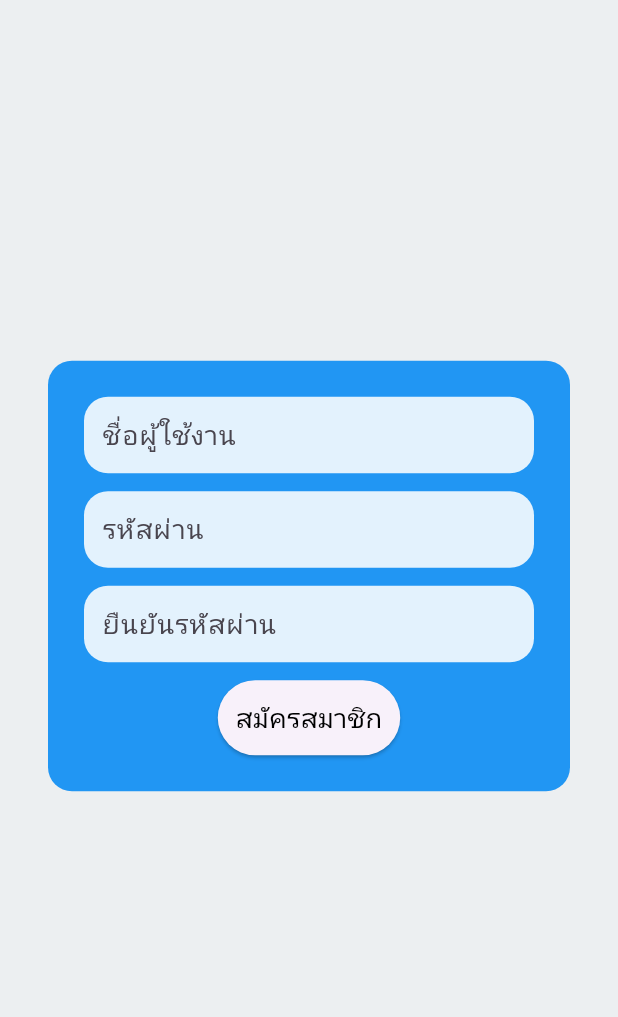
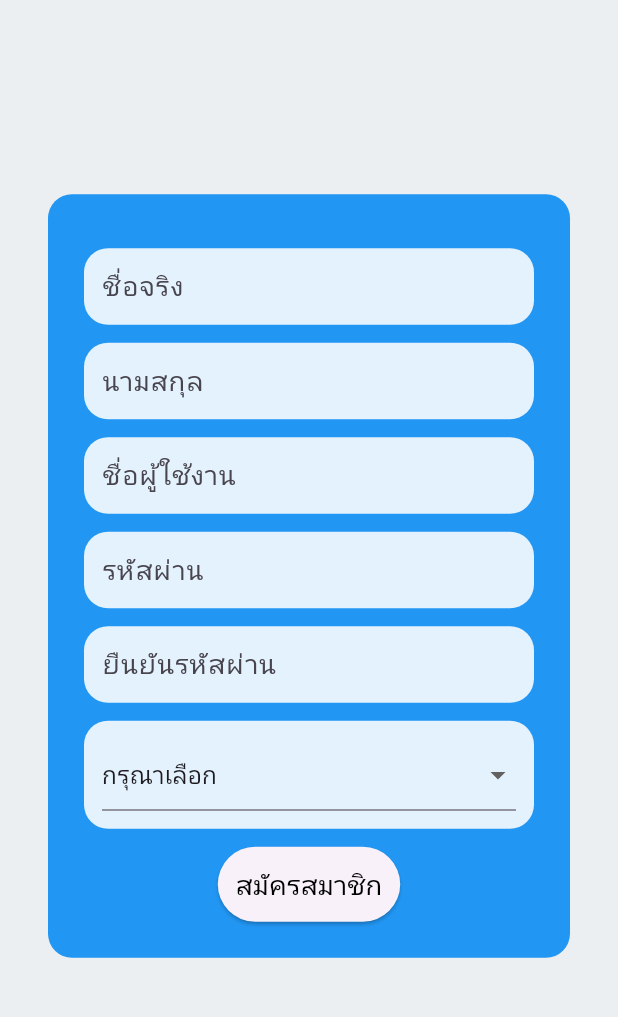
Before and after one commit to Chaichana012/ClassroomProject, a Flutter app: the screen it shows after launch, after a tap on "สมัครสมาชิก", on a phone screen of 412 x 824 dp, the part 84-1101 px from its top. Run offline on Flutter 3.47's test engine with Material 3 defaults, Android fonts, the phone set to English and light mode, and no system bars; our stand-ins replace cloud_firestore, firebase_auth, firebase_core; accounts and stored records are empty; network calls fail.

Commit message:
V.3.2 +register

```diff
--- a/lib/loginscreen.dart
+++ b/lib/loginscreen.dart
@@ -78,6 +78,7 @@ class _loginState extends State<login> {
         decoration: BoxDecoration(
             color: Colors.blue[50], borderRadius: BorderRadius.circular(16)),
         child: TextField(
+            keyboardType: TextInputType.emailAddress,
             controller: emailController,
             decoration: InputDecoration.collapsed(hintText: "ชื่อผู้ใช้งาน"),
             style: TextStyle(fontSize: 18)));
--- a/lib/main.dart
+++ b/lib/main.dart
@@ -11,7 +11,6 @@ await Firebase.initializeApp(
   runApp(const MyApp());
 
 }
-
 class MyApp extends StatelessWidget {
   const MyApp({super.key});
   @override
--- a/lib/registerscreen.dart
+++ b/lib/registerscreen.dart
@@ -1,6 +1,7 @@
 import 'package:classroomproject/loginscreen.dart';
 import 'package:flutter/material.dart';
 import 'package:firebase_auth/firebase_auth.dart';
+import 'package:cloud_firestore/cloud_firestore.dart';
 import 'package:firebase_core/firebase_core.dart';
 
 class registerscreen extends StatefulWidget {
@@ -11,14 +12,51 @@ class registerscreen extends StatefulWidget {
 }
 
 class _registerscreenState extends State<registerscreen> {
+
+  final _formKey = GlobalKey<FormState>();
+  List<String> list = <String>['กรุณาเลือก','นักเรียน', 'ครู'];
+  String role= 'กรุณาเลือก';
   final FirebaseAuth _auth = FirebaseAuth.instance;
   final TextEditingController emailController = TextEditingController();
+  final TextEditingController usernameController = TextEditingController();
   final TextEditingController passwordController = TextEditingController();
+  final TextEditingController firstnameController = TextEditingController();
+  final TextEditingController lastnameController = TextEditingController();
   final TextEditingController confirmPasswordController = TextEditingController();
+  final CollectionReference users = FirebaseFirestore.instance.collection('users');
+
   final Future<FirebaseApp> firebase = Firebase.initializeApp();
 
-  int MyCurrentIndex = 0; // หน้าเริ่มต้น
-  //List pages = [PageHome(),PageAccount(),PageSetting()];
+  Future<void> _save([DocumentSnapshot? documentSnapshot]) async {
+    try {
+      final Map<String, dynamic> data = {
+        "username": usernameController.text,
+        "firstname": firstnameController.text,
+        "lastname": lastnameController.text,
+        "email": emailController.text,
+        "password": passwordController.text,
+        "role": role,
+      };
+      await users.add(data);
+      // ล้างข้อมูลในฟอร์ม
+      usernameController.clear();
+      firstnameController.clear();
+      lastnameController.clear();
+      emailController.clear();
+      passwordController.clear();
+      confirmPasswordController.clear();
+      setState(() {
+        role = 'กรุณาเลือก';
+      });
+
+      // แสดงข้อความว่า "บันทึกข้อมูลเรียบร้อยแล้ว"
+      ScaffoldMessenger.of(context).showSnackBar(
+        SnackBar(content: Text('บันทึกข้อมูลเรียบร้อยแล้ว')),
+      );
+    } catch (e) {
+      print('เกิดข้อผิดพลาดในการสร้างหรืออัปเดตเอกสาร: $e');
+    }
+  }
 
   @override
   Widget build(BuildContext context) {
@@ -40,10 +78,13 @@ class _registerscreenState extends State<registerscreen> {
                 mainAxisSize: MainAxisSize.min,
                 mainAxisAlignment: MainAxisAlignment.center,
                 children: <Widget>[
+                  buildTextFieldfirstname(),
+                  buildTextFieldlastname(),
                   buildTextFieldEmail(),
                   buildTextFieldPassword(),
                   buildTextFieldPassword2(),
-                  buildRegister()
+                  buildDropdownRole(),
+                  buildRegister(),
                   //buildButtonRegister()
                 ],
               ),
@@ -52,9 +93,11 @@ class _registerscreenState extends State<registerscreen> {
       ),
     );
   }
+
   Container buildTextFieldEmail() {
     return Container(
         padding: EdgeInsets.all(12),
+        margin: EdgeInsets.only(top: 12),
         decoration: BoxDecoration(
             color: Colors.blue[50], borderRadius: BorderRadius.circular(16)),
         child: TextField(
@@ -74,6 +117,7 @@ class _registerscreenState extends State<registerscreen> {
             decoration: InputDecoration.collapsed(hintText: "รหัสผ่าน"),
             style: TextStyle(fontSize: 18)));
   }
+
   Container buildTextFieldPassword2() {
     return Container(
         padding: EdgeInsets.all(12),
@@ -86,6 +130,31 @@ class _registerscreenState extends State<registerscreen> {
             decoration: InputDecoration.collapsed(hintText: "ยืนยันรหัสผ่าน"),
             style: TextStyle(fontSize: 18)));
   }
+
+  Container buildTextFieldfirstname() {
+    return Container(
+        padding: EdgeInsets.all(12),
+        margin: EdgeInsets.only(top: 12),
+        decoration: BoxDecoration(
+            color: Colors.blue[50], borderRadius: BorderRadius.circular(16)),
+        child: TextField(
+            controller: firstnameController,
+            decoration: InputDecoration.collapsed(hintText: "ชื่อจริง"),
+            style: TextStyle(fontSize: 18)));
+  }
+
+  Container buildTextFieldlastname() {
+    return Container(
+        padding: EdgeInsets.all(12),
+        margin: EdgeInsets.only(top: 12),
+        decoration: BoxDecoration(
+            color: Colors.blue[50], borderRadius: BorderRadius.circular(16)),
+        child: TextField(
+            controller: lastnameController,
+            decoration: InputDecoration.collapsed(hintText: "นามสกุล"),
+            style: TextStyle(fontSize: 18)));
+  }
+
   Container buildRegister() {
     return Container(
       margin: EdgeInsets.only(top: 12),
@@ -98,7 +167,7 @@ class _registerscreenState extends State<registerscreen> {
           shape: StadiumBorder(),
           padding: EdgeInsets.all(12),
         ),
-        onPressed: () async{
+        onPressed: () async {
           if (passwordController.text != confirmPasswordController.text) {
             // แสดงข้อความแจ้งเตือนรหัสผ่านไม่ตรงกัน
             ScaffoldMessenger.of(context).showSnackBar(
@@ -108,32 +177,52 @@ class _registerscreenState extends State<registerscreen> {
             );
             return;
           }
-          final String email = emailController.text.trim();
-          final String password = passwordController.text.trim();
-          try {
-            final UserCredential userCredential = await _auth.createUserWithEmailAndPassword(
-              email: email,
-              password: password,
-            );
-            print("registered ${userCredential.user?.email}");
+
+          if (emailController.text.isEmpty) {
+            // แสดงข้อความแจ้งเตือน
             ScaffoldMessenger.of(context).showSnackBar(
               SnackBar(
-                content: Text("สมัครสมาชิกสำเร็จ"),
+                content: Text("กรุณากรอกอีเมล"),
               ),
             );
-            Navigator.pushReplacement(
-              context,
-              MaterialPageRoute(builder: (context) => const login()),
+            return;
+          }
+
+          _save();
+          Navigator.push(context,MaterialPageRoute(
+              builder: (context){
+                return login();
+              })
           );
-          }on FirebaseAuthException catch (error) {
-            print(error);
-            // แสดงข้อความแจ้งเตือน when error occurs
-            ScaffoldMessenger.of(context).showSnackBar(
-              SnackBar(
-                content: Text("ล้มเหลว"),
+          },
+          // final String email = emailController.text.trim();
+          // final String password = passwordController.text.trim();
       ),
     );
   }
+
+  Container buildDropdownRole() {
+    return Container(
+      padding: EdgeInsets.all(12),
+      margin: EdgeInsets.only(top: 12),
+      decoration: BoxDecoration(
+        color: Colors.blue[50],
+        borderRadius: BorderRadius.circular(16),
+      ),
+      child: DropdownButtonFormField<String>(
+        isExpanded: true,
+        value: role,
+        items: list.map((String value) {
+          return DropdownMenuItem<String>(
+            value: value,
+            child: Text(value),
+          );
+        }).toList(),
+        hint: Text('เลือกสถานะ'),
+        onChanged: (String? newValue) {
+          setState(() {
+            role = newValue!;
+          });
         },
       ),
     );
--- a/pubspec.yaml
+++ b/pubspec.yaml
@@ -30,6 +30,7 @@ environment:
 dependencies:
   firebase_core: ^2.25.4
   firebase_auth: ^4.17.4
+  cloud_firestore: ^4.15.3
 
   flutter:
     sdk: flutter
```
Also changed, not shown: pubspec.lock. Lines whose indentation alone changed are shown as unchanged.
